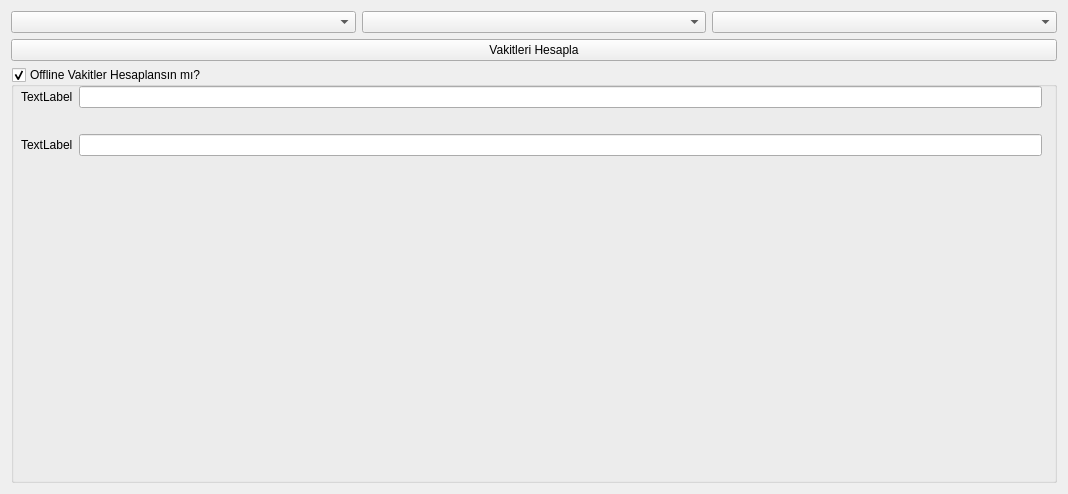
This is sehirSecwindow.ui in atakli/PrayerReminder-Desktop as Qt 5 draws it before an edit. The edited form follows.
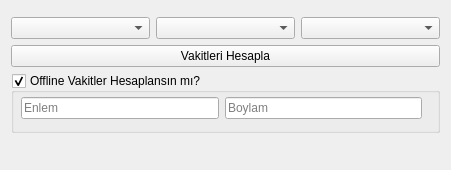
This is the edited form.

```diff
--- a/sehirSecwindow.ui
+++ b/sehirSecwindow.ui
@@ -6,20 +6,39 @@
    <rect>
     <x>0</x>
     <y>0</y>
-    <width>1068</width>
-    <height>494</height>
+    <width>449</width>
+    <height>170</height>
    </rect>
   </property>
+  <property name="sizePolicy">
+   <sizepolicy hsizetype="Preferred" vsizetype="Fixed">
+    <horstretch>0</horstretch>
+    <verstretch>0</verstretch>
+   </sizepolicy>
+  </property>
+  <property name="maximumSize">
+   <size>
+    <width>16777215</width>
+    <height>170</height>
+   </size>
+  </property>
   <property name="windowTitle">
    <string/>
   </property>
   <layout class="QGridLayout" name="gridLayout_3">
    <item row="0" column="0">
-    <layout class="QGridLayout" name="gridLayout_2">
-     <item row="1" column="0">
       <layout class="QVBoxLayout" name="verticalLayout">
        <item>
-        <layout class="QHBoxLayout" name="horizontalLayout_2">
+      <layout class="QHBoxLayout" name="horizontalLayout_2" stretch="0,0,0">
+       <property name="spacing">
+        <number>6</number>
+       </property>
+       <property name="sizeConstraint">
+        <enum>QLayout::SetDefaultConstraint</enum>
+       </property>
+       <property name="topMargin">
+        <number>0</number>
+       </property>
          <item>
           <widget class="QComboBox" name="ulke">
            <property name="editable">
@@ -50,56 +69,128 @@
         </widget>
        </item>
        <item>
-        <widget class="QGroupBox" name="groupBox">
+      <widget class="QGroupBox" name="koordinatGroupBox">
+       <property name="sizePolicy">
+        <sizepolicy hsizetype="Minimum" vsizetype="Fixed">
+         <horstretch>0</horstretch>
+         <verstretch>0</verstretch>
+        </sizepolicy>
+       </property>
+       <property name="minimumSize">
+        <size>
+         <width>429</width>
+         <height>60</height>
+        </size>
+       </property>
+       <property name="maximumSize">
+        <size>
+         <width>16777215</width>
+         <height>60</height>
+        </size>
+       </property>
          <property name="title">
           <string>Offline Vakitler Hesaplansın mı?</string>
          </property>
+       <property name="flat">
+        <bool>false</bool>
+       </property>
          <property name="checkable">
           <bool>true</bool>
          </property>
-         <widget class="QWidget" name="verticalLayoutWidget">
+       <property name="checked">
+        <bool>true</bool>
+       </property>
+       <widget class="QWidget" name="horizontalLayoutWidget">
           <property name="geometry">
            <rect>
             <x>10</x>
-            <y>-1</y>
-            <width>1021</width>
-            <height>112</height>
-           </rect>
-          </property>
-          <layout class="QVBoxLayout" name="verticalLayout_2">
+          <y>20</y>
+          <width>401</width>
+          <height>31</height>
+         </rect>
+        </property>
+        <layout class="QHBoxLayout" name="horizontalLayout_3" stretch="0,0">
+         <property name="sizeConstraint">
+          <enum>QLayout::SetDefaultConstraint</enum>
+         </property>
            <item>
-            <layout class="QHBoxLayout" name="horizontalLayout">
-             <item>
-              <widget class="QLabel" name="label">
-               <property name="text">
-                <string>TextLabel</string>
-               </property>
+          <widget class="QLineEdit" name="enlemLineEdit">
+           <property name="enabled">
+            <bool>true</bool>
+           </property>
+           <property name="sizePolicy">
+            <sizepolicy hsizetype="Fixed" vsizetype="Fixed">
+             <horstretch>0</horstretch>
+             <verstretch>0</verstretch>
+            </sizepolicy>
+           </property>
+           <property name="minimumSize">
+            <size>
+             <width>180</width>
+             <height>0</height>
+            </size>
+           </property>
+           <property name="maximumSize">
+            <size>
+             <width>200</width>
+             <height>16777215</height>
+            </size>
+           </property>
+           <property name="inputMask">
+            <string/>
+           </property>
+           <property name="alignment">
+            <set>Qt::AlignLeading|Qt::AlignLeft|Qt::AlignVCenter</set>
+           </property>
+           <property name="placeholderText">
+            <string>Enlem</string>
+           </property>
               </widget>
              </item>
              <item>
-              <widget class="QLineEdit" name="lineEdit"/>
-             </item>
-            </layout>
-           </item>
-           <item>
-            <layout class="QHBoxLayout" name="horizontalLayout_3">
-             <item>
-              <widget class="QLabel" name="label_2">
-               <property name="text">
-                <string>TextLabel</string>
-               </property>
-              </widget>
-             </item>
-             <item>
-              <widget class="QLineEdit" name="lineEdit_2"/>
-             </item>
-            </layout>
-           </item>
-          </layout>
+          <widget class="QLineEdit" name="boylamLineEdit">
+           <property name="enabled">
+            <bool>true</bool>
+           </property>
+           <property name="sizePolicy">
+            <sizepolicy hsizetype="Fixed" vsizetype="Fixed">
+             <horstretch>0</horstretch>
+             <verstretch>0</verstretch>
+            </sizepolicy>
+           </property>
+           <property name="minimumSize">
+            <size>
+             <width>180</width>
+             <height>0</height>
+            </size>
+           </property>
+           <property name="maximumSize">
+            <size>
+             <width>200</width>
+             <height>16777215</height>
+            </size>
+           </property>
+           <property name="placeholderText">
+            <string>Boylam</string>
+           </property>
+          </widget>
+         </item>
+        </layout>
          </widget>
         </widget>
        </item>
-      </layout>
+     <item>
+      <widget class="QLabel" name="textLabel">
+       <property name="sizePolicy">
+        <sizepolicy hsizetype="Preferred" vsizetype="Fixed">
+         <horstretch>0</horstretch>
+         <verstretch>0</verstretch>
+        </sizepolicy>
+       </property>
+       <property name="text">
+        <string/>
+       </property>
+      </widget>
      </item>
     </layout>
    </item>
```
Lines whose indentation alone changed are shown as unchanged.
